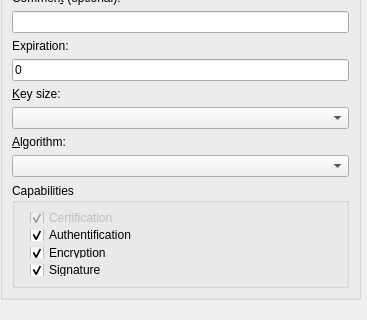
Qt form kgpgkeygenerate.ui (KDE/kgpg) before a commit; both pictures show x 0 to 367 and y 144 to 464 of the 367 by 464 pixel window.
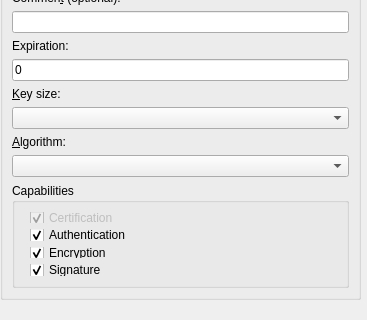
The same form after that commit. Custom widgets are drawn as their Qt base class.

Commit message: fix typos spotted by Krazy

The edit to the form file:
```diff
--- a/kgpgkeygenerate.ui
+++ b/kgpgkeygenerate.ui
@@ -159,7 +159,7 @@
        <item row="1" column="1">
         <widget class="QCheckBox" name="capAuth">
          <property name="text">
-          <string>Authentification</string>
+          <string>Authentication</string>
          </property>
          <property name="checked">
           <bool>true</bool>
```
The commit also changes 1 other file.
